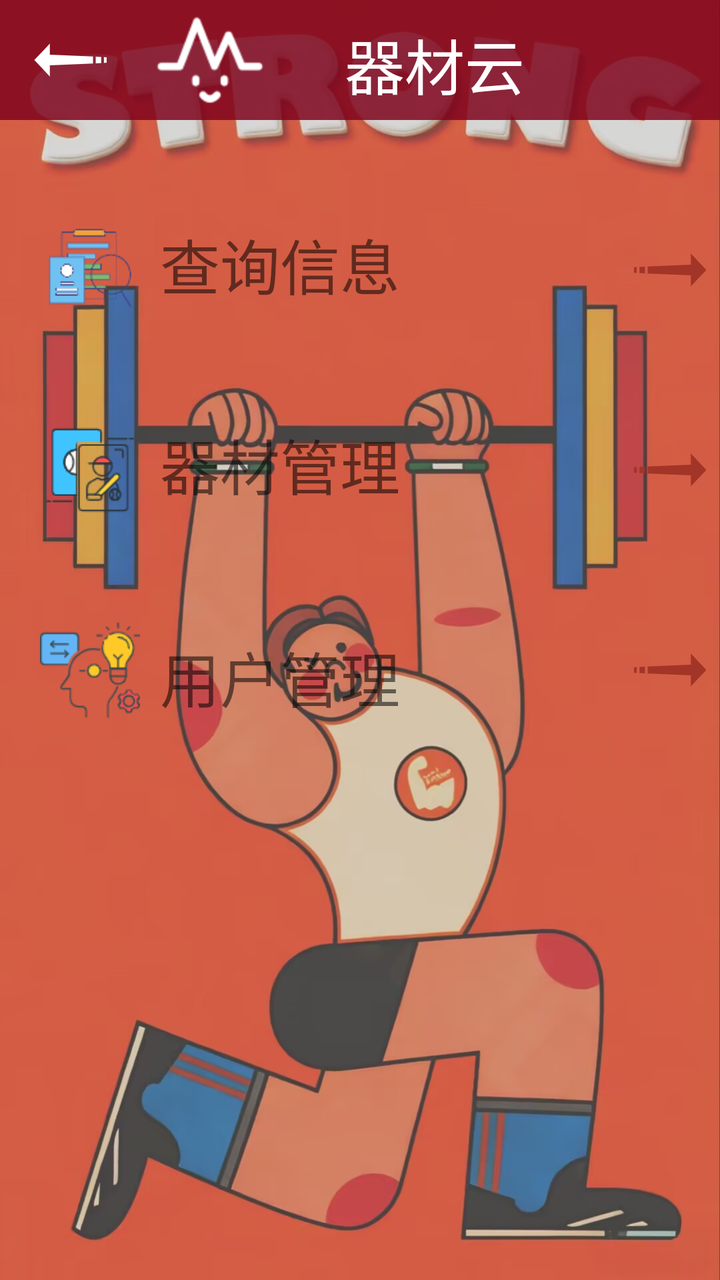
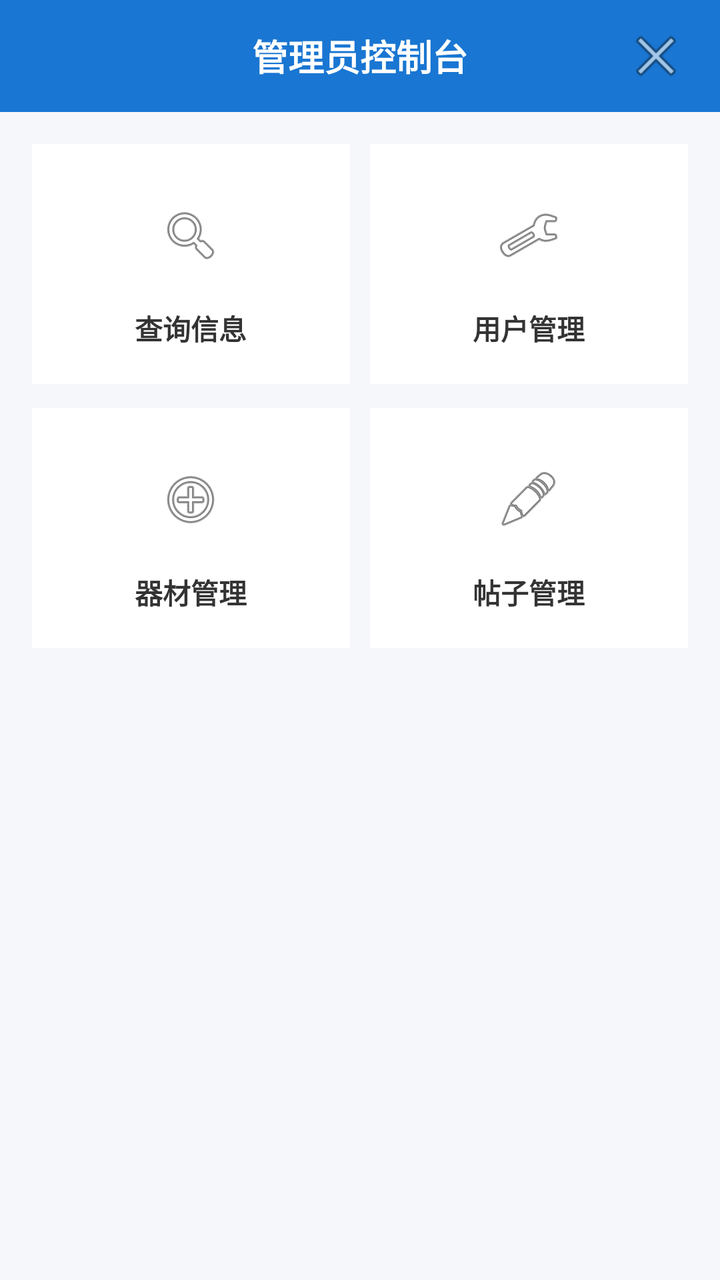

The first picture is an Android layout as it rendered before a commit; the second is the same layout after the commit. The layout source and the unified diff follow.
<!-- AndroidManifest.xml: application theme AppTheme -->
<!-- res/layout/activity_admin_content.xml -->
<?xml version="1.0" encoding="utf-8"?>
<LinearLayout xmlns:android="http://schemas.android.com/apk/res/android"
    xmlns:app="http://schemas.android.com/apk/res-auto"
    xmlns:tools="http://schemas.android.com/tools"
    android:layout_width="match_parent"
    android:background="@drawable/i4"
    android:layout_height="match_parent"
    android:orientation="vertical"
    tools:context="com.example.administrator.sportmanager.admin.houtai_admin.admin_content">


    <RelativeLayout
        android:layout_width="match_parent"
        android:layout_height="wrap_content"
        android:background="#D77F041D"
        android:gravity="center">

        
        <TextView
            android:layout_width="match_parent"
            android:layout_height="wrap_content"
            android:layout_alignParentTop="true"
            android:layout_marginTop="10dp"
            android:gravity="center_horizontal"
            android:text="器材云"
            android:textSize="30sp"
            android:textColor="@color/white"
            android:layout_marginLeft="75dp"
            />

        


        />

        

        <ImageView
            android:id="@+id/center_image"
            android:layout_width="wrap_content"
            android:layout_height="wrap_content"
            android:layout_marginLeft="75dp"
            android:src="@mipmap/ic_menu"/>


        <ImageButton
            android:id="@+id/content_back"
            android:layout_width="50dp"
            android:layout_height="50dp"
            android:layout_alignParentStart="true"
            android:layout_alignParentLeft="true"
            android:layout_centerVertical="true"
            android:layout_marginLeft="10dp"
            android:background="@color/transparent"
            app:srcCompat="@mipmap/left_arrow" />

    </RelativeLayout>


    <LinearLayout
        android:layout_width="match_parent"
        android:layout_height="0dp"
        android:layout_weight="2"
        android:orientation="vertical">

        <RelativeLayout
            android:layout_marginTop="50dp"
            android:layout_marginLeft="20dp"
            android:layout_width="match_parent"
            android:layout_height="wrap_content"
            android:layout_gravity="center_vertical"
            android:orientation="horizontal">

            <ImageView

                android:id="@+id/selcet"
                android:layout_width="50dp"
                android:layout_height="50dp"
                android:layout_alignParentLeft="true"
                android:background="@color/transparent"
                android:src="@mipmap/cxxx" />

            <TextView
                android:layout_width="wrap_content"
                android:layout_height="wrap_content"
                android:layout_marginLeft="10dp"
                android:layout_toEndOf="@+id/selcet"
                android:layout_toRightOf="@+id/selcet"
                android:gravity="center_vertical"
                android:text="查询信息"
                android:textSize="30sp" />

            <ImageButton
                android:id="@+id/ad_select"
                android:layout_width="50dp"
                android:layout_height="50dp"
                android:layout_alignParentRight="true"
                android:layout_gravity="right"
                android:background="@color/transparent"
                android:src="@mipmap/right_arrow" />

        </RelativeLayout>

        <RelativeLayout
            android:layout_marginTop="50dp"
            android:layout_marginLeft="20dp"
            android:layout_width="match_parent"
            android:layout_height="wrap_content"
            android:layout_gravity="center_vertical"

            android:orientation="horizontal">

            <ImageView

                android:id="@+id/manager_sport"
                android:layout_width="50dp"
                android:layout_height="50dp"
                android:background="@color/transparent"
                android:src="@mipmap/glds" />

            <TextView
                android:layout_width="wrap_content"
                android:layout_height="wrap_content"
                android:layout_marginLeft="10dp"
                android:layout_toEndOf="@id/manager_sport"
                android:layout_toRightOf="@id/manager_sport"
                android:text="器材管理"
                android:textSize="30sp" />

            <ImageButton
                android:id="@+id/ad_manager_sport"
                android:layout_width="50dp"
                android:layout_height="50dp"
                android:layout_alignParentRight="true"
                android:layout_gravity="right"
                android:background="@color/transparent"
                android:src="@mipmap/right_arrow" />
        </RelativeLayout>

        <RelativeLayout
            android:layout_marginTop="50dp"
            android:layout_marginLeft="20dp"
            android:layout_width="match_parent"
            android:layout_height="wrap_content"
            android:layout_gravity="center_vertical"

            android:orientation="horizontal">

            <ImageView

                android:id="@+id/manager_reader"
                android:layout_width="50dp"
                android:layout_height="50dp"
                android:background="@color/transparent"
                android:src="@mipmap/gldz" />

            <TextView
                android:layout_width="wrap_content"
                android:layout_height="wrap_content"
                android:layout_alignBottom="@id/manager_reader"
                android:layout_marginLeft="10dp"
                android:layout_toEndOf="@id/manager_reader"
                android:layout_toRightOf="@id/manager_reader"
                android:text="用户管理"
                android:textSize="30sp"

                />

            <ImageButton
                android:id="@+id/ad_manager_reader"
                android:layout_width="50dp"
                android:layout_height="50dp"
                android:layout_alignParentRight="true"
                android:layout_gravity="right"
                android:background="@color/transparent"
                android:src="@mipmap/right_arrow" />
        </RelativeLayout>

    </LinearLayout>

</LinearLayout>
<!-- resources referenced by this layout -->
<resources>
  <color name="transparent">#00000000</color>
  <color name="white">#FFFFFFFF</color>
  <!-- drawable i4: jpg bitmap (drawable, 135880 bytes) -->
  <!-- mipmap cxxx: png bitmap (mipmap-xxhdpi, 2617 bytes) -->
  <!-- mipmap glds: png bitmap (mipmap-xxhdpi, 3435 bytes) -->
  <!-- mipmap gldz: png bitmap (mipmap-xxhdpi, 4598 bytes) -->
  <!-- mipmap ic_menu: png bitmap (mipmap-hdpi, 2168 bytes) -->
  <!-- mipmap left_arrow: png bitmap (mipmap-xxhdpi, 874 bytes) -->
  <!-- mipmap right_arrow: png bitmap (mipmap-xxhdpi, 1326 bytes) -->
  <style name="AppTheme" parent="Theme.MaterialComponents.Light.NoActionBar">
          <item name="colorPrimary">#81041D</item>
          <item name="colorPrimaryVariant">#80041D</item>
          <item name="colorSecondary">#81041D</item>
      </style>
</resources>

<!-- the commit's change to res/layout/activity_admin_content.xml (unified diff, before → after) -->
@@ -1,180 +1,167 @@
 <?xml version="1.0" encoding="utf-8"?>
 <LinearLayout xmlns:android="http://schemas.android.com/apk/res/android"
-    xmlns:app="http://schemas.android.com/apk/res-auto"
-    xmlns:tools="http://schemas.android.com/tools"
     android:layout_width="match_parent"
-    android:background="@drawable/i4"
     android:layout_height="match_parent"
-    android:orientation="vertical"
-    tools:context="com.example.administrator.sportmanager.admin.houtai_admin.admin_content">
+    android:background="#F6F7FB"
+    android:orientation="vertical">
 
-
+    
     <RelativeLayout
         android:layout_width="match_parent"
-        android:layout_height="wrap_content"
-        android:background="#D77F041D"
-        android:gravity="center">
+        android:layout_height="56dp"
+        android:background="#1976D2"
+        android:paddingStart="12dp"
+        android:paddingEnd="12dp">
+
+        <TextView
+            android:layout_width="wrap_content"
+            android:layout_height="wrap_content"
+            android:layout_centerInParent="true"
+            android:text="管理员控制台"
+            android:textColor="@android:color/white"
+            android:textSize="18sp"
+            android:textStyle="bold" />
 
         
-        <TextView
+        <ImageButton
+            android:id="@+id/content_back"
+            android:layout_width="40dp"
+            android:layout_height="40dp"
+            android:layout_alignParentEnd="true"
+            android:layout_centerVertical="true"
+            android:background="@android:color/transparent"
+            android:src="@android:drawable/ic_menu_close_clear_cancel" />
+    </RelativeLayout>
+
+    
+    <LinearLayout
+        android:layout_width="match_parent"
+        android:layout_height="wrap_content"
+        android:padding="16dp"
+        android:orientation="vertical">
+
+        
+        <LinearLayout
             android:layout_width="match_parent"
             android:layout_height="wrap_content"
-            android:layout_alignParentTop="true"
-            android:layout_marginTop="10dp"
-            android:gravity="center_horizontal"
-            android:text="器材云"
-            android:textSize="30sp"
-            android:textColor="@color/white"
-            android:layout_marginLeft="75dp"
-            />
+            android:orientation="horizontal"
+            android:weightSum="2">
+
+            
+            <LinearLayout
+                android:layout_width="0dp"
+                android:layout_height="120dp"
+                android:layout_weight="1"
+                android:background="@android:color/white"
+                android:orientation="vertical"
+                android:gravity="center"
+                android:padding="12dp"
+                android:layout_marginEnd="10dp">
+
+                <ImageButton
+                    android:id="@+id/ad_select"
+                    android:layout_width="56dp"
+                    android:layout_height="56dp"
+                    android:background="@android:color/transparent"
+                    android:src="@android:drawable/ic_menu_search" />
+
+                <TextView
+                    android:layout_width="wrap_content"
+                    android:layout_height="wrap_content"
+                    android:text="查询信息"
+                    android:textStyle="bold"
+                    android:textColor="#333333"
+                    android:layout_marginTop="8dp" />
+            </LinearLayout>
+
+            
+            <LinearLayout
+                android:layout_width="0dp"
+                android:layout_height="120dp"
+                android:layout_weight="1"
+                android:background="@android:color/white"
+                android:orientation="vertical"
+                android:gravity="center"
+                android:padding="12dp">
+
+                <ImageButton
+                    android:id="@+id/ad_manager_reader"
+                    android:layout_width="56dp"
+                    android:layout_height="56dp"
+                    android:background="@android:color/transparent"
+                    android:src="@android:drawable/ic_menu_manage" />
+
+                <TextView
+                    android:layout_width="wrap_content"
+                    android:layout_height="wrap_content"
+                    android:text="用户管理"
+                    android:textStyle="bold"
+                    android:textColor="#333333"
+                    android:layout_marginTop="8dp" />
+            </LinearLayout>
+        </LinearLayout>
 
         
-
-
-        />
-
-        
-
-        <ImageView
-            android:id="@+id/center_image"
-            android:layout_width="wrap_content"
-            android:layout_height="wrap_content"
-            android:layout_marginLeft="75dp"
-            android:src="@mipmap/ic_menu"/>
-
-
-        <ImageButton
-            android:id="@+id/content_back"
-            android:layout_width="50dp"
-            android:layout_height="50dp"
-            android:layout_alignParentStart="true"
-            android:layout_alignParentLeft="true"
-            android:layout_centerVertical="true"
-            android:layout_marginLeft="10dp"
-            android:background="@color/transparent"
-            app:srcCompat="@mipmap/left_arrow" />
-
-    </RelativeLayout>
-
-
-    <LinearLayout
-        android:layout_width="match_parent"
-        android:layout_height="0dp"
-        android:layout_weight="2"
-        android:orientation="vertical">
-
-        <RelativeLayout
-            android:layout_marginTop="50dp"
-            android:layout_marginLeft="20dp"
+        <LinearLayout
             android:layout_width="match_parent"
             android:layout_height="wrap_content"
-            android:layout_gravity="center_vertical"
-            android:orientation="horizontal">
+            android:layout_marginTop="12dp"
+            android:orientation="horizontal"
+            android:weightSum="2">
 
-            <ImageView
+            
+            <LinearLayout
+                android:layout_width="0dp"
+                android:layout_height="120dp"
+                android:layout_weight="1"
+                android:background="@android:color/white"
+                android:orientation="vertical"
+                android:gravity="center"
+                android:padding="12dp"
+                android:layout_marginEnd="10dp">
 
-                android:id="@+id/selcet"
-                android:layout_width="50dp"
-                android:layout_height="50dp"
-                android:layout_alignParentLeft="true"
-                android:background="@color/transparent"
-                android:src="@mipmap/cxxx" />
+                <ImageButton
+                    android:id="@+id/ad_manager_sport"
+                    android:layout_width="56dp"
+                    android:layout_height="56dp"
+                    android:background="@android:color/transparent"
+                    android:src="@android:drawable/ic_menu_add" />
 
-            <TextView
-                android:layout_width="wrap_content"
-                android:layout_height="wrap_content"
-                android:layout_marginLeft="10dp"
-                android:layout_toEndOf="@+id/selcet"
-                android:layout_toRightOf="@+id/selcet"
-                android:gravity="center_vertical"
-                android:text="查询信息"
-                android:textSize="30sp" />
+                <TextView
+                    android:layout_width="wrap_content"
+                    android:layout_height="wrap_content"
+                    android:text="器材管理"
+                    android:textStyle="bold"
+                    android:textColor="#333333"
+                    android:layout_marginTop="8dp" />
+            </LinearLayout>
 
-            <ImageButton
-                android:id="@+id/ad_select"
-                android:layout_width="50dp"
-                android:layout_height="50dp"
-                android:layout_alignParentRight="true"
-                android:layout_gravity="right"
-                android:background="@color/transparent"
-                android:src="@mipmap/right_arrow" />
+            
+            <LinearLayout
+                android:layout_width="0dp"
+                android:layout_height="120dp"
+                android:layout_weight="1"
+                android:background="@android:color/white"
+                android:orientation="vertical"
+                android:gravity="center"
+                android:padding="12dp">
 
-        </RelativeLayout>
+                <ImageButton
+                    android:id="@+id/ad_manager_post"
+                    android:layout_width="56dp"
+                    android:layout_height="56dp"
+                    android:background="@android:color/transparent"
+                    android:src="@android:drawable/ic_menu_edit" />
 
-        <RelativeLayout
-            android:layout_marginTop="50dp"
-            android:layout_marginLeft="20dp"
-            android:layout_width="match_parent"
-            android:layout_height="wrap_content"
-            android:layout_gravity="center_vertical"
-
-            android:orientation="horizontal">
-
-            <ImageView
-
-                android:id="@+id/manager_sport"
-                android:layout_width="50dp"
-                android:layout_height="50dp"
-                android:background="@color/transparent"
-                android:src="@mipmap/glds" />
-
-            <TextView
-                android:layout_width="wrap_content"
-                android:layout_height="wrap_content"
-                android:layout_marginLeft="10dp"
-                android:layout_toEndOf="@id/manager_sport"
-                android:layout_toRightOf="@id/manager_sport"
-                android:text="器材管理"
-                android:textSize="30sp" />
-
-            <ImageButton
-                android:id="@+id/ad_manager_sport"
-                android:layout_width="50dp"
-                android:layout_height="50dp"
-                android:layout_alignParentRight="true"
-                android:layout_gravity="right"
-                android:background="@color/transparent"
-                android:src="@mipmap/right_arrow" />
-        </RelativeLayout>
-
-        <RelativeLayout
-            android:layout_marginTop="50dp"
-            android:layout_marginLeft="20dp"
-            android:layout_width="match_parent"
-            android:layout_height="wrap_content"
-            android:layout_gravity="center_vertical"
-
-            android:orientation="horizontal">
-
-            <ImageView
-
-                android:id="@+id/manager_reader"
-                android:layout_width="50dp"
-                android:layout_height="50dp"
-                android:background="@color/transparent"
-                android:src="@mipmap/gldz" />
-
-            <TextView
-                android:layout_width="wrap_content"
-                android:layout_height="wrap_content"
-                android:layout_alignBottom="@id/manager_reader"
-                android:layout_marginLeft="10dp"
-                android:layout_toEndOf="@id/manager_reader"
-                android:layout_toRightOf="@id/manager_reader"
-                android:text="用户管理"
-                android:textSize="30sp"
-
-                />
-
-            <ImageButton
-                android:id="@+id/ad_manager_reader"
-                android:layout_width="50dp"
-                android:layout_height="50dp"
-                android:layout_alignParentRight="true"
-                android:layout_gravity="right"
-                android:background="@color/transparent"
-                android:src="@mipmap/right_arrow" />
-        </RelativeLayout>
+                <TextView
+                    android:layout_width="wrap_content"
+                    android:layout_height="wrap_content"
+                    android:text="帖子管理"
+                    android:textStyle="bold"
+                    android:textColor="#333333"
+                    android:layout_marginTop="8dp" />
+            </LinearLayout>
+        </LinearLayout>
 
     </LinearLayout>
 
<!-- resource entries referenced after the edit -->
@@ -1,14 +1,5 @@
 <!-- resources referenced by this layout -->
 <resources>
-  <color name="transparent">#00000000</color>
-  <color name="white">#FFFFFFFF</color>
-  <!-- drawable i4: jpg bitmap (drawable, 135880 bytes) -->
-  <!-- mipmap cxxx: png bitmap (mipmap-xxhdpi, 2617 bytes) -->
-  <!-- mipmap glds: png bitmap (mipmap-xxhdpi, 3435 bytes) -->
-  <!-- mipmap gldz: png bitmap (mipmap-xxhdpi, 4598 bytes) -->
-  <!-- mipmap ic_menu: png bitmap (mipmap-hdpi, 2168 bytes) -->
-  <!-- mipmap left_arrow: png bitmap (mipmap-xxhdpi, 874 bytes) -->
-  <!-- mipmap right_arrow: png bitmap (mipmap-xxhdpi, 1326 bytes) -->
   <style name="AppTheme" parent="Theme.MaterialComponents.Light.NoActionBar">
           <item name="colorPrimary">#81041D</item>
           <item name="colorPrimaryVariant">#80041D</item>
